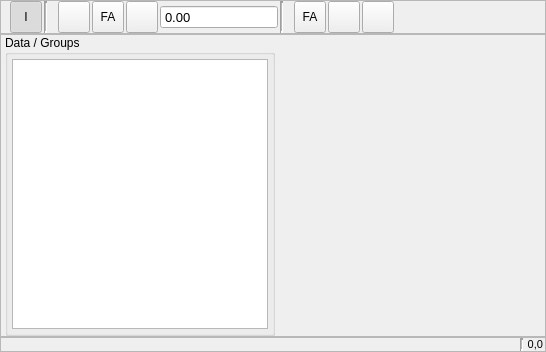
First picture: the form in src/gui/viewer/datawidget.ui, repository disorderedmaterials/dissolve, before the edit.
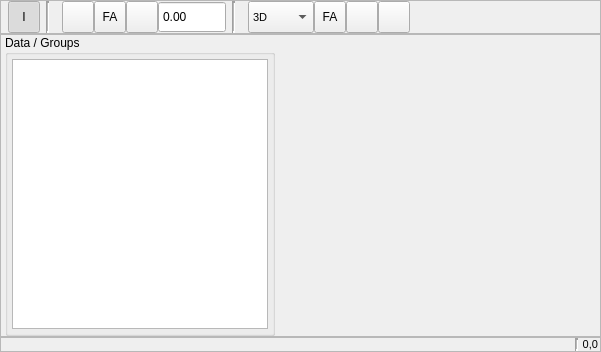
Second picture: the form after the edit. Icons and pictures are not drawn. Custom widgets are drawn as their Qt base class.

Commit message: Update DataWidget toolbar. Add view type control.

```diff
--- a/src/gui/viewer/datawidget.ui
+++ b/src/gui/viewer/datawidget.ui
@@ -6,7 +6,7 @@
    <rect>
     <x>0</x>
     <y>0</y>
-    <width>546</width>
+    <width>601</width>
     <height>352</height>
    </rect>
   </property>
@@ -56,7 +56,7 @@
      </property>
      <layout class="QHBoxLayout" name="horizontalLayout_3">
       <property name="spacing">
-       <number>2</number>
+       <number>6</number>
       </property>
       <property name="leftMargin">
        <number>0</number>
@@ -71,7 +71,31 @@
        <number>0</number>
       </property>
       <item>
-       <widget class="QLabel" name="ToolbarInteractionLabel">
+       <widget class="QWidget" name="InteractionToolsWidget" native="true">
+        <property name="sizePolicy">
+         <sizepolicy hsizetype="Minimum" vsizetype="Preferred">
+          <horstretch>0</horstretch>
+          <verstretch>0</verstretch>
+         </sizepolicy>
+        </property>
+        <layout class="QHBoxLayout" name="horizontalLayout_5">
+         <property name="spacing">
+          <number>0</number>
+         </property>
+         <property name="leftMargin">
+          <number>0</number>
+         </property>
+         <property name="topMargin">
+          <number>0</number>
+         </property>
+         <property name="rightMargin">
+          <number>0</number>
+         </property>
+         <property name="bottomMargin">
+          <number>0</number>
+         </property>
+         <item>
+          <widget class="QLabel" name="InteractionToolsLabel">
         <property name="sizePolicy">
          <sizepolicy hsizetype="Fixed" vsizetype="Fixed">
           <horstretch>0</horstretch>
@@ -134,6 +158,9 @@
         </property>
        </widget>
       </item>
+        </layout>
+       </widget>
+      </item>
       <item>
        <widget class="Line" name="line">
         <property name="frameShadow">
@@ -151,7 +178,31 @@
        </widget>
       </item>
       <item>
-       <widget class="QLabel" name="ToolbarGraphLabel">
+       <widget class="QWidget" name="GraphToolsWidget" native="true">
+        <property name="sizePolicy">
+         <sizepolicy hsizetype="Minimum" vsizetype="Preferred">
+          <horstretch>0</horstretch>
+          <verstretch>0</verstretch>
+         </sizepolicy>
+        </property>
+        <layout class="QHBoxLayout" name="horizontalLayout_6">
+         <property name="spacing">
+          <number>0</number>
+         </property>
+         <property name="leftMargin">
+          <number>0</number>
+         </property>
+         <property name="topMargin">
+          <number>0</number>
+         </property>
+         <property name="rightMargin">
+          <number>0</number>
+         </property>
+         <property name="bottomMargin">
+          <number>0</number>
+         </property>
+         <item>
+          <widget class="QLabel" name="GraphToolsLabel">
         <property name="sizePolicy">
          <sizepolicy hsizetype="Fixed" vsizetype="Fixed">
           <horstretch>0</horstretch>
@@ -291,20 +342,20 @@
       <item>
        <widget class="ExponentialSpin" name="GraphFollowXLengthSpin">
         <property name="sizePolicy">
-         <sizepolicy hsizetype="Expanding" vsizetype="Fixed">
+            <sizepolicy hsizetype="Minimum" vsizetype="Minimum">
           <horstretch>0</horstretch>
           <verstretch>0</verstretch>
          </sizepolicy>
         </property>
         <property name="minimumSize">
          <size>
-          <width>32</width>
+             <width>64</width>
           <height>0</height>
          </size>
         </property>
         <property name="font">
          <font>
-          <pointsize>10</pointsize>
+             <pointsize>9</pointsize>
          </font>
         </property>
         <property name="toolTip">
@@ -318,6 +369,9 @@
         </property>
        </widget>
       </item>
+        </layout>
+       </widget>
+      </item>
       <item>
        <widget class="Line" name="line_2">
         <property name="frameShadow">
@@ -335,7 +389,31 @@
        </widget>
       </item>
       <item>
-       <widget class="QLabel" name="ToolbarStyleLabel">
+       <widget class="QWidget" name="ViewToolsWidget" native="true">
+        <property name="sizePolicy">
+         <sizepolicy hsizetype="Minimum" vsizetype="Preferred">
+          <horstretch>0</horstretch>
+          <verstretch>0</verstretch>
+         </sizepolicy>
+        </property>
+        <layout class="QHBoxLayout" name="horizontalLayout_7">
+         <property name="spacing">
+          <number>0</number>
+         </property>
+         <property name="leftMargin">
+          <number>0</number>
+         </property>
+         <property name="topMargin">
+          <number>0</number>
+         </property>
+         <property name="rightMargin">
+          <number>0</number>
+         </property>
+         <property name="bottomMargin">
+          <number>0</number>
+         </property>
+         <item>
+          <widget class="QLabel" name="ViewToolsLabel">
         <property name="sizePolicy">
          <sizepolicy hsizetype="Fixed" vsizetype="Fixed">
           <horstretch>0</horstretch>
@@ -359,6 +437,51 @@
         </property>
        </widget>
       </item>
+         <item>
+          <widget class="QComboBox" name="ViewTypeCombo">
+           <property name="sizePolicy">
+            <sizepolicy hsizetype="Preferred" vsizetype="Minimum">
+             <horstretch>0</horstretch>
+             <verstretch>0</verstretch>
+            </sizepolicy>
+           </property>
+           <property name="font">
+            <font>
+             <pointsize>8</pointsize>
+            </font>
+           </property>
+           <item>
+            <property name="text">
+             <string>3D</string>
+            </property>
+           </item>
+           <item>
+            <property name="text">
+             <string>Auto3D</string>
+            </property>
+           </item>
+           <item>
+            <property name="text">
+             <string>XY</string>
+            </property>
+           </item>
+           <item>
+            <property name="text">
+             <string>XZ</string>
+            </property>
+           </item>
+           <item>
+            <property name="text">
+             <string>ZY</string>
+            </property>
+           </item>
+           <item>
+            <property name="text">
+             <string>Link...</string>
+            </property>
+           </item>
+          </widget>
+         </item>
       <item>
        <widget class="QToolButton" name="ViewToggleDataButton">
         <property name="minimumSize">
@@ -475,6 +598,9 @@
         <property name="autoExclusive">
          <bool>false</bool>
         </property>
+          </widget>
+         </item>
+        </layout>
        </widget>
       </item>
       <item>
```
Lines whose indentation alone changed are shown as unchanged. The commit also changes 2 other files.
